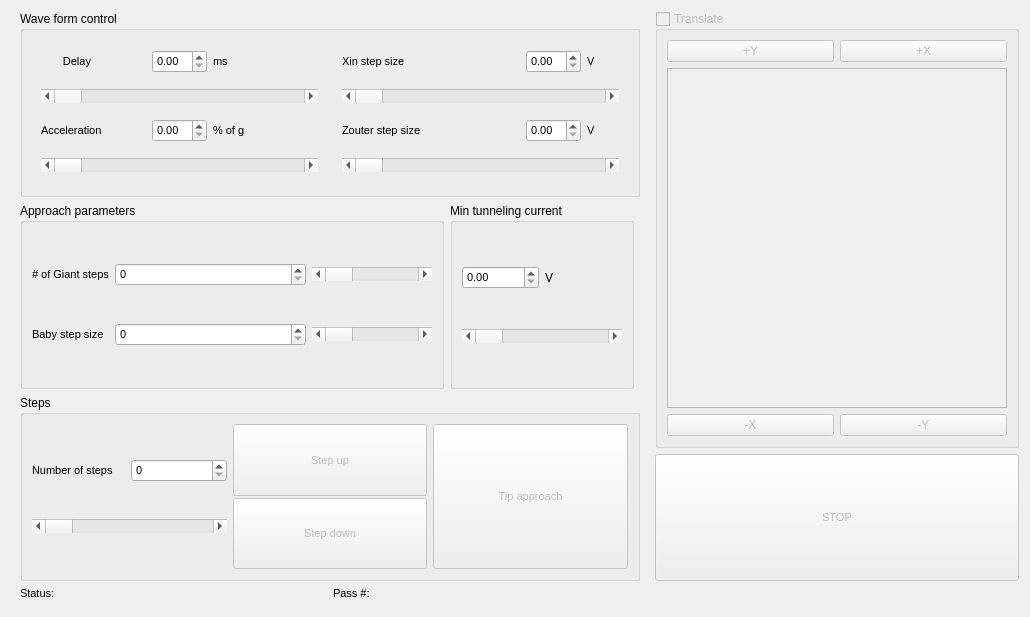
Qt form pyqt5 STM software/ui/TipApproach.ui (freestylexyz/STM-pyqt5-software) before a commit.
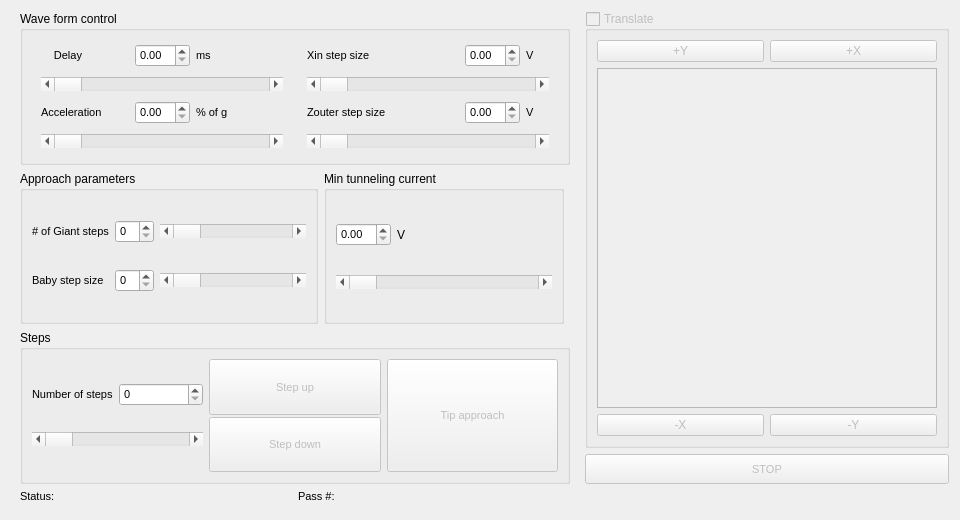
The same form after that commit. Icons and pictures are not drawn.

```diff
--- a/pyqt5 STM software/ui/TipApproach.ui
+++ b/pyqt5 STM software/ui/TipApproach.ui
@@ -9,8 +9,8 @@
    <rect>
     <x>0</x>
     <y>0</y>
-    <width>1030</width>
-    <height>617</height>
+    <width>960</width>
+    <height>520</height>
    </rect>
   </property>
   <property name="sizePolicy">
@@ -21,8 +21,8 @@
   </property>
   <property name="minimumSize">
    <size>
-    <width>1024</width>
-    <height>600</height>
+    <width>960</width>
+    <height>520</height>
    </size>
   </property>
   <property name="font">
@@ -428,7 +428,7 @@
            </property>
           </widget>
          </item>
-         <item row="4" column="1">
+         <item row="2" column="2">
           <spacer name="horizontalSpacer_4">
            <property name="orientation">
             <enum>Qt::Horizontal</enum>
@@ -726,14 +726,33 @@
         <property name="enabled">
          <bool>true</bool>
         </property>
+        <property name="sizePolicy">
+         <sizepolicy hsizetype="Minimum" vsizetype="Preferred">
+          <horstretch>0</horstretch>
+          <verstretch>0</verstretch>
+         </sizepolicy>
+        </property>
+        <property name="minimumSize">
+         <size>
+          <width>240</width>
+          <height>0</height>
+         </size>
+        </property>
         <property name="title">
          <string>Min tunneling current</string>
         </property>
         <layout class="QGridLayout" name="gridLayout_11">
+         <item row="0" column="1">
+          <widget class="QLabel" name="label_13">
+           <property name="text">
+            <string>V</string>
+           </property>
+          </widget>
+         </item>
          <item row="0" column="0">
           <widget class="QDoubleSpinBox" name="spinBox_Input_MInCurr">
            <property name="sizePolicy">
-            <sizepolicy hsizetype="Minimum" vsizetype="Fixed">
+            <sizepolicy hsizetype="Maximum" vsizetype="Fixed">
              <horstretch>0</horstretch>
              <verstretch>0</verstretch>
             </sizepolicy>
@@ -752,14 +771,7 @@
            </property>
           </widget>
          </item>
-         <item row="0" column="1">
-          <widget class="QLabel" name="label_13">
-           <property name="text">
-            <string>V</string>
-           </property>
-          </widget>
-         </item>
-         <item row="1" column="0" colspan="2">
+         <item row="5" column="0" colspan="2">
           <widget class="QScrollBar" name="scrollBar_Input_MInCurr">
            <property name="minimumSize">
             <size>
@@ -772,6 +784,22 @@
            </property>
           </widget>
          </item>
+         <item row="6" column="0" colspan="2">
+          <spacer name="horizontalSpacer">
+           <property name="orientation">
+            <enum>Qt::Horizontal</enum>
+           </property>
+           <property name="sizeType">
+            <enum>QSizePolicy::Expanding</enum>
+           </property>
+           <property name="sizeHint" stdset="0">
+            <size>
+             <width>40</width>
+             <height>0</height>
+            </size>
+           </property>
+          </spacer>
+         </item>
         </layout>
        </widget>
       </item>
```
